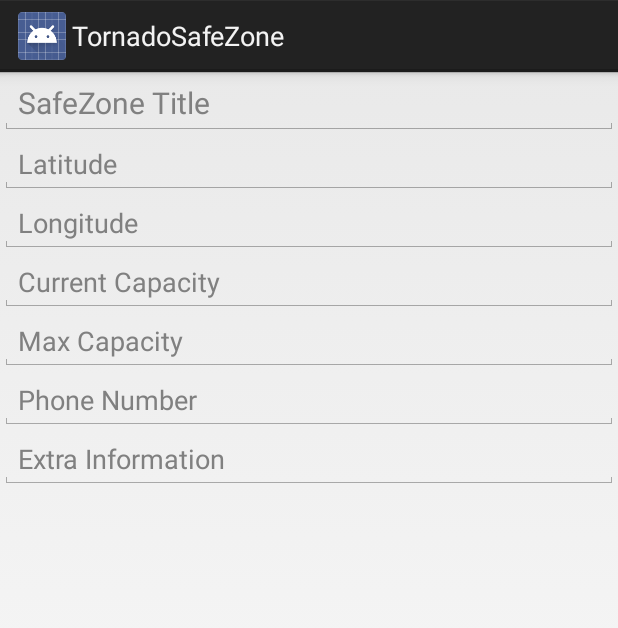
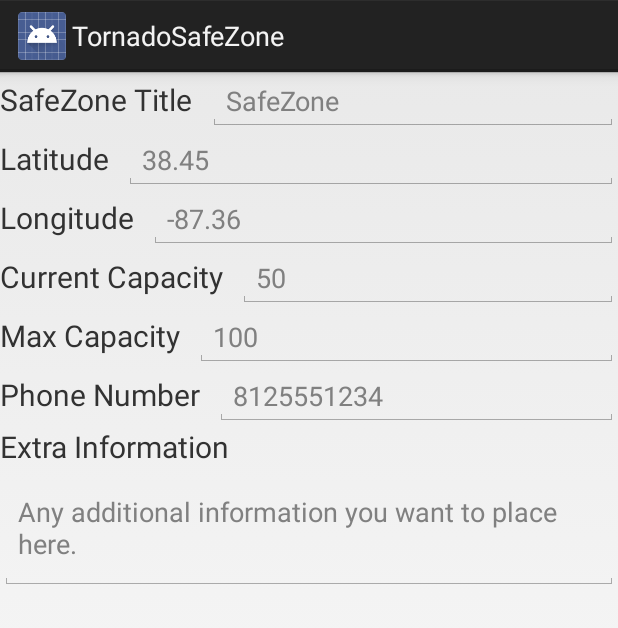
Before and after one commit to coreyja/TornadoSafeZone, an Android app: the layout dialog_add_safezone.xml on its own in the app's theme, with its tools: preview values and no code run, on a phone screen of 412 x 824 dp. Shown: the top 628 px of the screen. Run offline under Robolectric (Android 15) with nearby library versions, the phone set to English and light mode, and no system bars.

Commit message:
Added labels to the add SafeZone dialog

```diff
--- a/src/main/res/layout/dialog_add_safezone.xml
+++ b/src/main/res/layout/dialog_add_safezone.xml
@@ -5,13 +5,38 @@
     android:layout_width="match_parent"
     android:layout_height="match_parent">
 
+    <LinearLayout
+        android:layout_width="match_parent"
+        android:layout_height="wrap_content"
+        android:orientation="horizontal">
+
+        <TextView
+            android:layout_width="wrap_content"
+            android:layout_height="wrap_content"
+            android:text="@string/dialog_add_safezone_title_label"
+            android:textSize="20sp"
+            android:layout_marginRight="10dp"/>
 
         <EditText
             android:layout_width="match_parent"
             android:layout_height="wrap_content"
             android:id="@+id/dialog_add_safezone_title"
-        android:hint="@string/dialog_add_safezone_title_hint"
-        android:textSize="20sp" />
+            android:hint="@string/dialog_add_safezone_title_hint" />
+
+    </LinearLayout>
+
+
+    <LinearLayout
+        android:layout_width="match_parent"
+        android:layout_height="wrap_content"
+        android:orientation="horizontal">
+
+        <TextView
+            android:layout_width="wrap_content"
+            android:layout_height="wrap_content"
+            android:text="@string/dialog_add_safezone_latitude_label"
+            android:textSize="20sp"
+            android:layout_marginRight="10dp"/>
 
         <EditText
             android:layout_width="match_parent"
@@ -20,12 +45,40 @@
             android:id="@+id/dialog_add_safezone_latitude"
             android:hint="@string/dialog_add_safezone_latitude_hint" />
 
+    </LinearLayout>
+
+    <LinearLayout
+        android:layout_width="match_parent"
+        android:layout_height="wrap_content"
+        android:orientation="horizontal">
+
+        <TextView
+            android:layout_width="wrap_content"
+            android:layout_height="wrap_content"
+            android:text="@string/dialog_add_safezone_longitude_label"
+            android:textSize="20sp"
+            android:layout_marginRight="10dp"/>
+
         <EditText
             android:layout_width="match_parent"
             android:layout_height="wrap_content"
             android:inputType="number"
             android:id="@+id/dialog_add_safezone_longitude"
             android:hint="@string/dialog_add_safezone_longitude_hint" />
+
+    </LinearLayout>
+
+    <LinearLayout
+        android:layout_width="match_parent"
+        android:layout_height="wrap_content"
+        android:orientation="horizontal">
+
+        <TextView
+            android:layout_width="wrap_content"
+            android:layout_height="wrap_content"
+            android:text="@string/dialog_add_safezone_current_capacity_label"
+            android:textSize="20sp"
+            android:layout_marginRight="10dp"/>
 
         <EditText
             android:layout_width="match_parent"
@@ -34,12 +87,40 @@
             android:id="@+id/dialog_add_safezone_current_capacity"
             android:hint="@string/dialog_add_safezone_current_capacity_hint" />
 
+    </LinearLayout>
+
+    <LinearLayout
+        android:layout_width="match_parent"
+        android:layout_height="wrap_content"
+        android:orientation="horizontal">
+
+        <TextView
+            android:layout_width="wrap_content"
+            android:layout_height="wrap_content"
+            android:text="@string/dialog_add_safezone_max_capacity_label"
+            android:textSize="20sp"
+            android:layout_marginRight="10dp"/>
+
         <EditText
             android:layout_width="match_parent"
             android:layout_height="wrap_content"
             android:inputType="number"
             android:id="@+id/dialog_add_safezone_max_capacity"
             android:hint="@string/dialog_add_safezone_max_capacity_hint"/>
+
+    </LinearLayout>
+
+    <LinearLayout
+        android:layout_width="match_parent"
+        android:layout_height="wrap_content"
+        android:orientation="horizontal">
+
+        <TextView
+            android:layout_width="wrap_content"
+            android:layout_height="wrap_content"
+            android:text="@string/dialog_add_safezone_phone_label"
+            android:textSize="20sp"
+            android:layout_marginRight="10dp"/>
 
         <EditText
             android:layout_width="match_parent"
@@ -48,12 +129,22 @@
             android:id="@+id/dialog_add_safezone_phone"
             android:hint="@string/dialog_add_safezone_phone_hint" />
 
+    </LinearLayout>
+
+
+    <TextView
+        android:layout_width="wrap_content"
+        android:layout_height="wrap_content"
+        android:text="@string/dialog_add_safezone_extra_label"
+        android:textSize="20sp" />
+
     <EditText
         android:layout_width="match_parent"
         android:layout_height="wrap_content"
         android:inputType="textMultiLine"
         android:id="@+id/dialog_add_safezone_extra"
-        android:hint="@string/dialog_add_safezone_extra_hint" />
+        android:hint="@string/dialog_add_safezone_extra_hint"
+        android:minLines="3" />
 
 
 </LinearLayout>
--- a/src/main/res/values/strings.xml
+++ b/src/main/res/values/strings.xml
@@ -35,18 +35,25 @@
 
     <string name="info_format_dist_away">%.1f miles away</string>
 
-
-    <string name="dialog_add_safezone_title_hint">SafeZone Title</string>
-    <string name="dialog_add_safezone_current_capacity_hint">Current Capacity</string>
-    <string name="dialog_add_safezone_max_capacity_hint">Max Capacity</string>
-    <string name="dialog_add_safezone_phone_hint">Phone Number</string>
-    <string name="dialog_add_safezone_extra_hint">Extra Information</string>
     <string name="dialog_add_safezone_title">Add new personal SafeZone</string>
 
+    <string name="dialog_add_safezone_title_label">SafeZone Title</string>
+    <string name="dialog_add_safezone_current_capacity_label">Current Capacity</string>
+    <string name="dialog_add_safezone_max_capacity_label">Max Capacity</string>
+    <string name="dialog_add_safezone_phone_label">Phone Number</string>
+    <string name="dialog_add_safezone_extra_label">Extra Information</string>
+    <string name="dialog_add_safezone_latitude_label">Latitude</string>
+    <string name="dialog_add_safezone_longitude_label">Longitude</string>
+
+    <string name="dialog_add_safezone_title_hint">SafeZone</string>
+    <string name="dialog_add_safezone_current_capacity_hint">50</string>
+    <string name="dialog_add_safezone_max_capacity_hint">100</string>
+    <string name="dialog_add_safezone_phone_hint">8125551234</string>
+    <string name="dialog_add_safezone_extra_hint">Any additional information you want to place here.</string>
+    <string name="dialog_add_safezone_latitude_hint">38.45</string>
+    <string name="dialog_add_safezone_longitude_hint">-87.36</string>
+
     <string name="dialog_add_safezone_positive_text">Add SafeZone</string>
-    <string name="dialog_add_safezone_neutral_text">Add SafeZone</string>
-    <string name="dialog_add_safezone_latitude_hint">Latitude</string>
-    <string name="dialog_add_safezone_longitude_hint">Longitude</string>
 
     <string name="menu_dev_clear_user_created">Delete all user created SZs</string>
     <string name="menu_dev_clear_not_user_created">Delete all not user created SZs</string>
```
Lines whose indentation alone changed are shown as unchanged.
